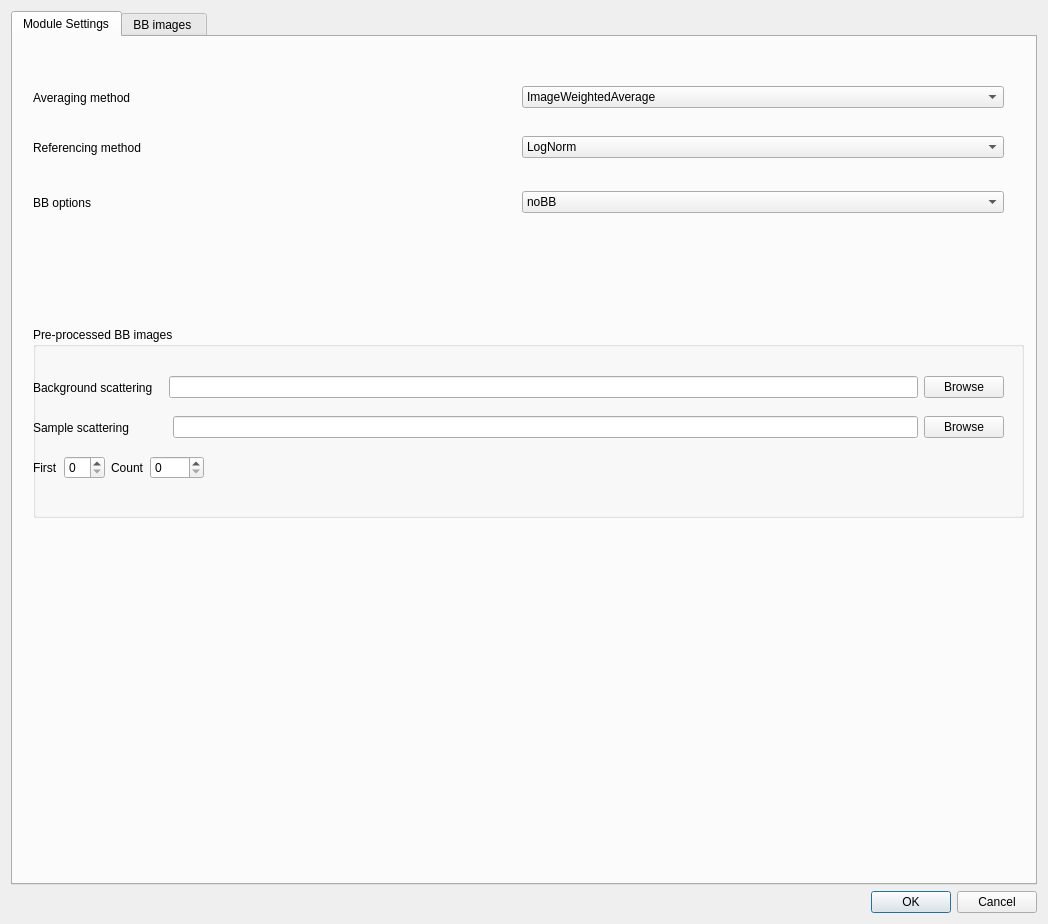
This is frameworks/imageprocessing/modules/ImagingModulesGui/ImagingModulesGui/bblognormdlg.ui in neutronimaging/imagingsuite as Qt 5 draws it before an edit. The edited form follows.
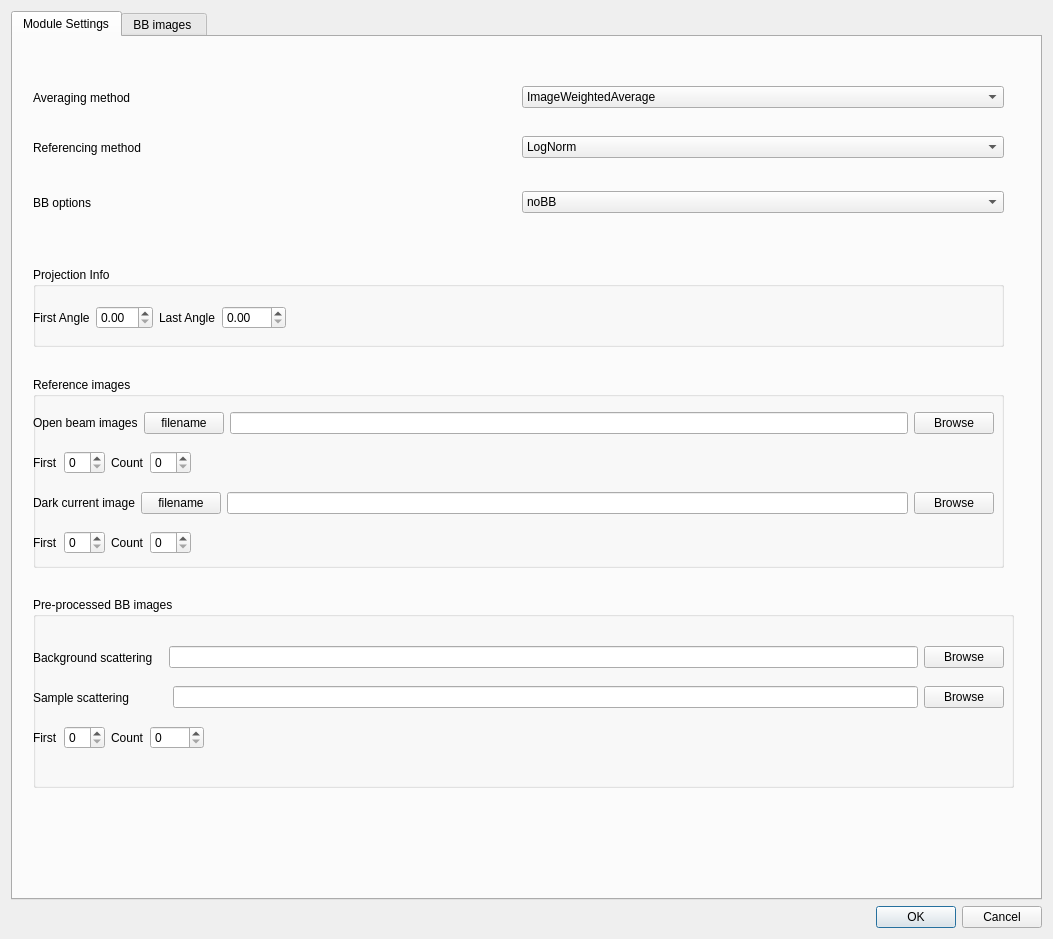
This is the edited form. Custom widgets are drawn as their Qt base class.

Patch:
```diff
--- a/frameworks/imageprocessing/modules/ImagingModulesGui/ImagingModulesGui/bblognormdlg.ui
+++ b/frameworks/imageprocessing/modules/ImagingModulesGui/ImagingModulesGui/bblognormdlg.ui
@@ -6,8 +6,8 @@
    <rect>
     <x>0</x>
     <y>0</y>
-    <width>1048</width>
-    <height>924</height>
+    <width>1053</width>
+    <height>939</height>
    </rect>
   </property>
   <property name="sizePolicy">
@@ -194,8 +194,8 @@
        <property name="geometry">
         <rect>
          <x>20</x>
-         <y>290</y>
-         <width>991</width>
+         <y>560</y>
+         <width>981</width>
          <height>191</height>
         </rect>
        </property>
@@ -355,6 +355,243 @@
         </layout>
        </widget>
       </widget>
+      <widget class="QGroupBox" name="groupBox_7">
+       <property name="geometry">
+        <rect>
+         <x>20</x>
+         <y>340</y>
+         <width>971</width>
+         <height>191</height>
+        </rect>
+       </property>
+       <property name="title">
+        <string>Reference images</string>
+       </property>
+       <widget class="QWidget" name="horizontalLayoutWidget">
+        <property name="geometry">
+         <rect>
+          <x>0</x>
+          <y>30</y>
+          <width>961</width>
+          <height>32</height>
+         </rect>
+        </property>
+        <layout class="QHBoxLayout" name="horizontalLayout_21">
+         <item>
+          <widget class="QLabel" name="label_8">
+           <property name="text">
+            <string>Open beam images</string>
+           </property>
+          </widget>
+         </item>
+         <item>
+          <widget class="QPushButton" name="pushButton_OB">
+           <property name="text">
+            <string>filename</string>
+           </property>
+          </widget>
+         </item>
+         <item>
+          <widget class="QLineEdit" name="edit_OBfilename"/>
+         </item>
+         <item>
+          <widget class="QPushButton" name="pushButton_browseOB">
+           <property name="text">
+            <string>Browse</string>
+           </property>
+          </widget>
+         </item>
+        </layout>
+       </widget>
+       <widget class="QWidget" name="horizontalLayoutWidget_2">
+        <property name="geometry">
+         <rect>
+          <x>0</x>
+          <y>70</y>
+          <width>961</width>
+          <height>32</height>
+         </rect>
+        </property>
+        <layout class="QHBoxLayout" name="horizontalLayout_22">
+         <item>
+          <widget class="QLabel" name="label_32">
+           <property name="text">
+            <string>First</string>
+           </property>
+          </widget>
+         </item>
+         <item>
+          <widget class="QSpinBox" name="spinBox_firstOB"/>
+         </item>
+         <item>
+          <widget class="QLabel" name="label_33">
+           <property name="text">
+            <string>Count</string>
+           </property>
+          </widget>
+         </item>
+         <item>
+          <widget class="QSpinBox" name="spinBox_OBCounts"/>
+         </item>
+         <item>
+          <spacer name="horizontalSpacer">
+           <property name="orientation">
+            <enum>Qt::Horizontal</enum>
+           </property>
+           <property name="sizeHint" stdset="0">
+            <size>
+             <width>40</width>
+             <height>20</height>
+            </size>
+           </property>
+          </spacer>
+         </item>
+        </layout>
+       </widget>
+       <widget class="QWidget" name="horizontalLayoutWidget_3">
+        <property name="geometry">
+         <rect>
+          <x>0</x>
+          <y>110</y>
+          <width>961</width>
+          <height>32</height>
+         </rect>
+        </property>
+        <layout class="QHBoxLayout" name="horizontalLayout_23">
+         <item>
+          <widget class="QLabel" name="label_34">
+           <property name="text">
+            <string>Dark current image</string>
+           </property>
+          </widget>
+         </item>
+         <item>
+          <widget class="QPushButton" name="pushButton_DC">
+           <property name="text">
+            <string>filename</string>
+           </property>
+          </widget>
+         </item>
+         <item>
+          <widget class="QLineEdit" name="edit_DCfilename"/>
+         </item>
+         <item>
+          <widget class="QPushButton" name="pushButton_browseDC">
+           <property name="text">
+            <string>Browse</string>
+           </property>
+          </widget>
+         </item>
+        </layout>
+       </widget>
+       <widget class="QWidget" name="horizontalLayoutWidget_8">
+        <property name="geometry">
+         <rect>
+          <x>0</x>
+          <y>150</y>
+          <width>961</width>
+          <height>32</height>
+         </rect>
+        </property>
+        <layout class="QHBoxLayout" name="horizontalLayout_24">
+         <item>
+          <widget class="QLabel" name="label_35">
+           <property name="text">
+            <string>First</string>
+           </property>
+          </widget>
+         </item>
+         <item>
+          <widget class="QSpinBox" name="spinBox_firstDC"/>
+         </item>
+         <item>
+          <widget class="QLabel" name="label_36">
+           <property name="text">
+            <string>Count</string>
+           </property>
+          </widget>
+         </item>
+         <item>
+          <widget class="QSpinBox" name="spinBox_CountDC"/>
+         </item>
+         <item>
+          <spacer name="horizontalSpacer_2">
+           <property name="orientation">
+            <enum>Qt::Horizontal</enum>
+           </property>
+           <property name="sizeHint" stdset="0">
+            <size>
+             <width>40</width>
+             <height>20</height>
+            </size>
+           </property>
+          </spacer>
+         </item>
+        </layout>
+       </widget>
+      </widget>
+      <widget class="QGroupBox" name="groupBox_8">
+       <property name="geometry">
+        <rect>
+         <x>20</x>
+         <y>230</y>
+         <width>971</width>
+         <height>80</height>
+        </rect>
+       </property>
+       <property name="title">
+        <string>Projection Info</string>
+       </property>
+       <widget class="QWidget" name="horizontalLayoutWidget_10">
+        <property name="geometry">
+         <rect>
+          <x>0</x>
+          <y>30</y>
+          <width>961</width>
+          <height>41</height>
+         </rect>
+        </property>
+        <layout class="QHBoxLayout" name="horizontalLayout_26">
+         <item>
+          <widget class="QLabel" name="label_37">
+           <property name="text">
+            <string>First Angle</string>
+           </property>
+          </widget>
+         </item>
+         <item>
+          <widget class="QDoubleSpinBox" name="doubleSpinBox_firstangle"/>
+         </item>
+         <item>
+          <widget class="QLabel" name="label_38">
+           <property name="text">
+            <string>Last Angle</string>
+           </property>
+          </widget>
+         </item>
+         <item>
+          <widget class="QDoubleSpinBox" name="doubleSpinBox_lastangle">
+           <property name="maximum">
+            <double>999.990000000000009</double>
+           </property>
+          </widget>
+         </item>
+         <item>
+          <spacer name="horizontalSpacer_3">
+           <property name="orientation">
+            <enum>Qt::Horizontal</enum>
+           </property>
+           <property name="sizeHint" stdset="0">
+            <size>
+             <width>40</width>
+             <height>20</height>
+            </size>
+           </property>
+          </spacer>
+         </item>
+        </layout>
+       </widget>
+      </widget>
      </widget>
      <widget class="QWidget" name="tab_2">
       <attribute name="title">
```
